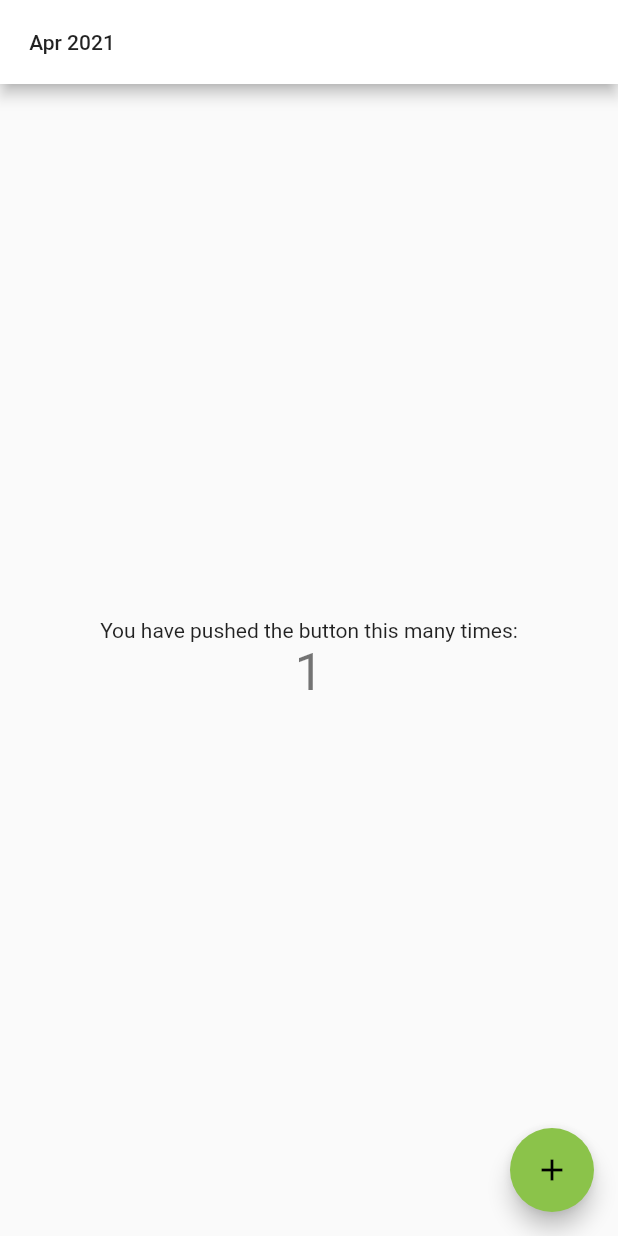
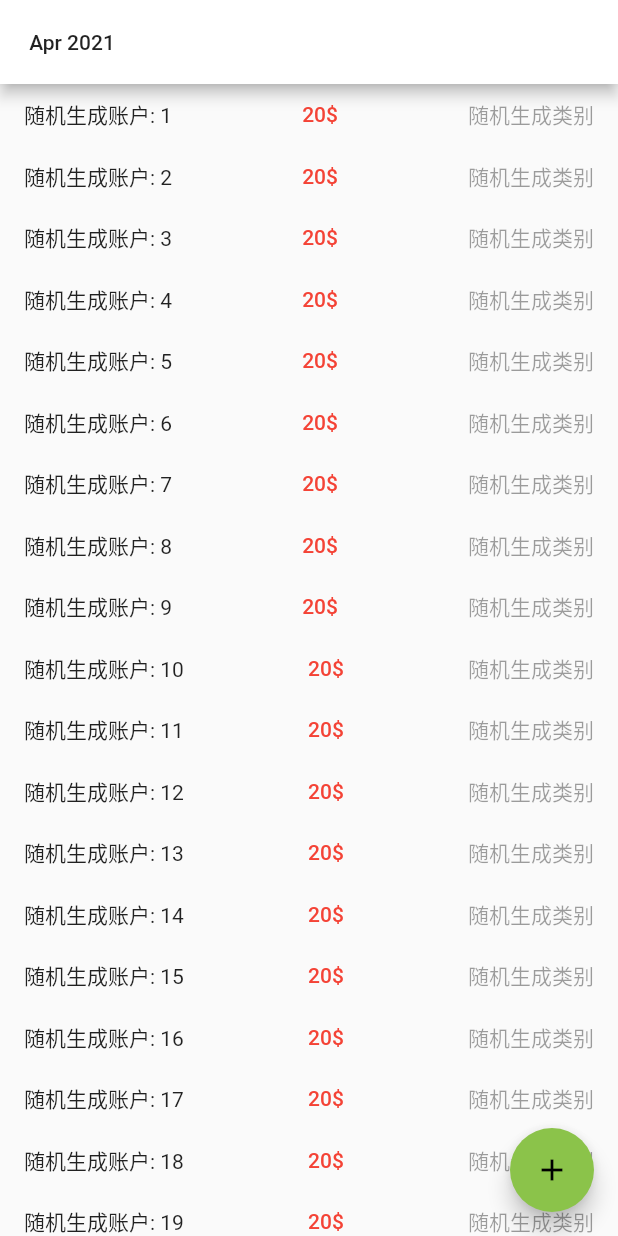
Before and after one commit to ggaier/jizhang, a Flutter app: the screen it shows after launch, after a tap on the "add" icon, on a phone screen of 412 x 824 dp. Run offline on Flutter 3.47's test engine with Material 2 defaults, Android fonts, the phone set to English and light mode, and no system bars.

Commit message:
新增测试数据

```diff
--- a/lib/main.dart
+++ b/lib/main.dart
@@ -1,3 +1,6 @@
+import 'dart:math';
+
+import 'package:accountbook/vo/bill.dart';
 import 'package:flutter/material.dart';
 import 'package:flutter_localizations/flutter_localizations.dart';
 import 'package:intl/intl.dart';
@@ -19,14 +22,24 @@ class MyApp extends StatelessWidget {
       ],
       supportedLocales: [
         const Locale("en"),
-        const Locale.fromSubtags(languageCode: 'zh'), // generic Chinese 'zh'
-        const Locale.fromSubtags(languageCode: 'zh', scriptCode: 'Hans'), // generic simplified Chinese 'zh_Hans'
-        const Locale.fromSubtags(languageCode: 'zh', scriptCode: 'Hant'), // generic traditional Chinese 'zh_Hant'
-        const Locale.fromSubtags(languageCode: 'zh', scriptCode: 'Hans', countryCode: 'CN'), // 'zh_Hans_CN'
-        const Locale.fromSubtags(languageCode: 'zh', scriptCode: 'Hant', countryCode: 'TW'), // 'zh_Hant_TW'
-        const Locale.fromSubtags(languageCode: 'zh', scriptCode: 'Hant', countryCode: 'HK'), // 'zh_Hant_HK'
+        const Locale.fromSubtags(languageCode: 'zh'),
+        // generic Chinese 'zh'
+        const Locale.fromSubtags(languageCode: 'zh', scriptCode: 'Hans'),
+        // generic simplified Chinese 'zh_Hans'
+        const Locale.fromSubtags(languageCode: 'zh', scriptCode: 'Hant'),
+        // generic traditional Chinese 'zh_Hant'
+        const Locale.fromSubtags(
+            languageCode: 'zh', scriptCode: 'Hans', countryCode: 'CN'),
+        // 'zh_Hans_CN'
+        const Locale.fromSubtags(
+            languageCode: 'zh', scriptCode: 'Hant', countryCode: 'TW'),
+        // 'zh_Hant_TW'
+        const Locale.fromSubtags(
+            languageCode: 'zh', scriptCode: 'Hant', countryCode: 'HK'),
+        // 'zh_Hant_HK'
       ],
-      theme: ThemeData(primaryColor: Colors.white, accentColor: Colors.lightGreen),
+      theme:
+          ThemeData(primaryColor: Colors.white, accentColor: Colors.lightGreen),
       home: MyHomePage(title: ''),
     );
   }
@@ -42,11 +55,29 @@ class MyHomePage extends StatefulWidget {
 }
 
 class _MyHomePageState extends State<MyHomePage> {
-  int _counter = 0;
   DateTime? _date;
+  List<Bill>? bills;
 
   _MyHomePageState() {
     _date = DateTime.now().toLocal();
+  }
+
+  void _initBillsData() {
+    if (this.bills != null) return;
+    final locale = Localizations.localeOf(context);
+    final symbol = NumberFormat.simpleCurrency(locale: locale.toString()).currencySymbol;
+    final randomBills = List<Bill>.generate(
+        100,
+        (index) => Bill.name(
+            DateTime.now().millisecond,
+            "随机生成账户: ${index + 1}",
+            "随机生成类别",
+            Random.secure().nextInt(100),
+            symbol,
+            "随机生成备注"));
+    setState(() {
+      this.bills = randomBills;
+    });
   }
 
   String formattedDate() {
@@ -54,32 +85,13 @@ class _MyHomePageState extends State<MyHomePage> {
     return df.format(_date ?? DateTime.now());
   }
 
-  void _incrementCounter() {
-    setState(() {
-      _counter++;
-    });
-  }
-
   @override
   Widget build(BuildContext context) {
     return Scaffold(
       appBar: _buildAppBar(),
-      body: Center(
-        child: Column(
-          mainAxisAlignment: MainAxisAlignment.center,
-          children: <Widget>[
-            Text(
-              'You have pushed the button this many times:',
-            ),
-            Text(
-              '$_counter',
-              style: Theme.of(context).textTheme.headline4,
-            ),
-          ],
-        ),
-      ),
+      body: _buildBillsView(),
       floatingActionButton: FloatingActionButton(
-        onPressed: _incrementCounter,
+        onPressed: () {},
         tooltip: 'Increment',
         child: Icon(Icons.add),
       ), // This trailing comma makes auto-formatting nicer for build methods.
@@ -97,4 +109,34 @@ class _MyHomePageState extends State<MyHomePage> {
       title: Text(widget.title),
     );
   }
+
+  Widget _buildBillsView() {
+    _initBillsData();
+    print("bills count: ${bills?.length}");
+    return ListView.builder(
+      itemCount: bills?.length ?? 0,
+      itemBuilder: (context, index) {
+        final bill = bills?.elementAt(index);
+        if (bill == null) return Container();
+        return Padding(
+          padding: const EdgeInsets.symmetric(vertical: 10, horizontal: 16),
+          child: Row(
+            mainAxisAlignment: MainAxisAlignment.spaceBetween,
+            crossAxisAlignment: CrossAxisAlignment.center,
+            children: [
+              Text(bill.account, style: Theme.of(context).textTheme.bodyText2,),
+              Text(
+                "${bill.amount.toString()}${bill.currencySymbol}",
+                style: Theme.of(context)
+                    .textTheme
+                    .bodyText1
+                    ?.copyWith(color: Colors.red),
+              ),
+              Text(bill.genre, style: Theme.of(context).textTheme.bodyText2?.copyWith(color: Colors.black38))
+            ],
+          ),
+        );
+      },
+    );
+  }
 }
--- /dev/null
+++ b/lib/vo/bill.dart
@@ -0,0 +1,11 @@
+class Bill {
+  int billTime;
+  String account;
+  String genre;
+  int amount;
+  String currencySymbol;
+  String remark;
+
+  Bill.name(this.billTime, this.account, this.genre, this.amount, this.currencySymbol,
+      this.remark);
+}
```
